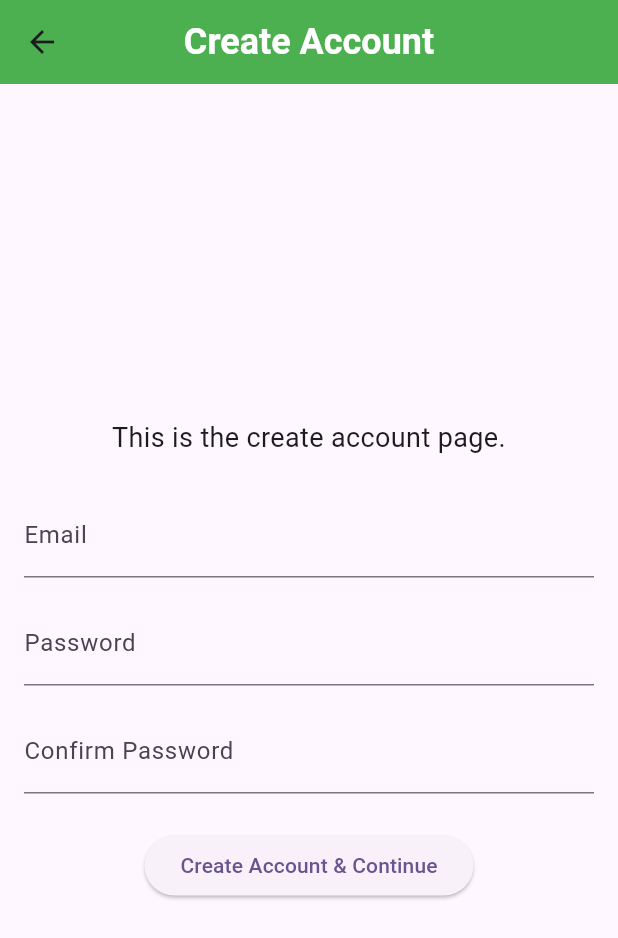
After one commit to KooshaPari/hoohacks, a Flutter app: the LoginPage screen opened directly, after a tap on "Login", after a tap on "Create Account", on a phone screen of 412 x 824 dp. The commit adds this screen. Shown: the top 938 px of the screen. Run offline on Flutter 3.47's test engine with Material 3 defaults, Android fonts, the light colour scheme and no system bars; our stand-ins replace fl_chart; missing offline and left inert: health.

Commit message:
added dummy login, logout

```diff
--- /dev/null
+++ b/healthsync/lib/src/pages/create_account_page.dart
@@ -0,0 +1,68 @@
+import 'package:flutter/material.dart';
+import 'package:healthsync/main.dart'; // Import NavBarController
+
+class CreateAccountPage extends StatelessWidget {
+  const CreateAccountPage({super.key});
+
+  void _createAccountAndNavigate(BuildContext context) {
+    // In a real app, you would handle account creation logic here.
+    // For this dummy page, we just navigate to the main app page.
+    Navigator.pushAndRemoveUntil(
+      context,
+      MaterialPageRoute(builder: (context) => const NavBarController()),
+      (Route<dynamic> route) => false, // Remove all previous routes
+    );
+  }
+
+  @override
+  Widget build(BuildContext context) {
+    return Scaffold(
+      appBar: AppBar(
+        title: const Text('Create Account'),
+         backgroundColor: Colors.green, // Consistent AppBar color
+         titleTextStyle: const TextStyle(
+            fontSize: 24,
+            color: Colors.white,
+            fontWeight: FontWeight.bold,
+          ),
+        centerTitle: true,
+      ),
+      body: Center(
+        child: Padding(
+          padding: const EdgeInsets.all(16.0),
+          child: Column(
+            mainAxisAlignment: MainAxisAlignment.center,
+            children: <Widget>[
+              const Text(
+                'This is the create account page.',
+                style: TextStyle(fontSize: 18),
+                textAlign: TextAlign.center,
+              ),
+              const SizedBox(height: 24),
+              // Add dummy form fields if desired, but not required for navigation
+              TextFormField(
+                decoration: const InputDecoration(labelText: 'Email'),
+                keyboardType: TextInputType.emailAddress,
+              ),
+              const SizedBox(height: 16),
+              TextFormField(
+                decoration: const InputDecoration(labelText: 'Password'),
+                obscureText: true,
+              ),
+               const SizedBox(height: 16),
+              TextFormField(
+                decoration: const InputDecoration(labelText: 'Confirm Password'),
+                obscureText: true,
+              ),
+              const SizedBox(height: 24),
+              ElevatedButton(
+                onPressed: () => _createAccountAndNavigate(context),
+                child: const Text('Create Account & Continue'),
+              ),
+            ],
+          ),
+        ),
+      ),
+    );
+  }
+}
--- /dev/null
+++ b/healthsync/lib/src/pages/login_page.dart
@@ -0,0 +1,123 @@
+import 'package:flutter/material.dart';
+import 'package:healthsync/main.dart'; // Import NavBarController
+import 'package:healthsync/src/pages/create_account_page.dart'; // Import CreateAccountPage
+
+class LoginPage extends StatefulWidget {
+  const LoginPage({super.key});
+
+  @override
+  State<LoginPage> createState() => _LoginPageState();
+}
+
+class _LoginPageState extends State<LoginPage> {
+  final _formKey = GlobalKey<FormState>();
+  final _emailController = TextEditingController();
+  final _passwordController = TextEditingController();
+  String? _errorMessage;
+
+  void _login() {
+    if (_formKey.currentState!.validate()) {
+      final email = _emailController.text;
+      final password = _passwordController.text;
+
+      if (email == 'test@abc.com' && password == '123456') {
+        setState(() {
+          _errorMessage = null;
+        });
+        // Navigate to the main app page (NavBarController)
+        Navigator.pushReplacement(
+          context,
+          MaterialPageRoute(builder: (context) => const NavBarController()),
+        );
+      } else {
+        setState(() {
+          _errorMessage = 'Invalid email or password';
+        });
+      }
+    }
+  }
+
+  void _navigateToCreateAccount() {
+    Navigator.push(
+      context,
+      MaterialPageRoute(builder: (context) => const CreateAccountPage()),
+    );
+  }
+
+  @override
+  void dispose() {
+    _emailController.dispose();
+    _passwordController.dispose();
+    super.dispose();
+  }
+
+  @override
+  Widget build(BuildContext context) {
+    return Scaffold(
+      appBar: AppBar(
+        title: const Text('Login'),
+        backgroundColor: Colors.green, // Consistent AppBar color
+         titleTextStyle: const TextStyle(
+            fontSize: 24,
+            color: Colors.white,
+            fontWeight: FontWeight.bold,
+          ),
+        centerTitle: true,
+      ),
+      body: Padding(
+        padding: const EdgeInsets.all(16.0),
+        child: Form(
+          key: _formKey,
+          child: Column(
+            mainAxisAlignment: MainAxisAlignment.center,
+            children: <Widget>[
+              TextFormField(
+                controller: _emailController,
+                decoration: const InputDecoration(labelText: 'Email'),
+                keyboardType: TextInputType.emailAddress,
+                validator: (value) {
+                  if (value == null || value.isEmpty) {
+                    return 'Please enter your email';
+                  }
+                  if (!RegExp(r'^[^@]+@[^@]+\.[^@]+').hasMatch(value)) {
+                     return 'Please enter a valid email address';
+                  }
+                  return null;
+                },
+              ),
+              const SizedBox(height: 16),
+              TextFormField(
+                controller: _passwordController,
+                decoration: const InputDecoration(labelText: 'Password'),
+                obscureText: true,
+                validator: (value) {
+                  if (value == null || value.isEmpty) {
+                    return 'Please enter your password';
+                  }
+                  return null;
+                },
+              ),
+              const SizedBox(height: 24),
+              if (_errorMessage != null)
+                Padding(
+                  padding: const EdgeInsets.only(bottom: 16.0),
+                  child: Text(
+                    _errorMessage!,
+                    style: const TextStyle(color: Colors.red),
+                  ),
+                ),
+              ElevatedButton(
+                onPressed: _login,
+                child: const Text('Login'),
+              ),
+              TextButton(
+                onPressed: _navigateToCreateAccount,
+                child: const Text('Create Account'),
+              ),
+            ],
+          ),
+        ),
+      ),
+    );
+  }
+}
```
Also changed, not shown: healthsync/lib/main.dart (+23 -5 lines).
